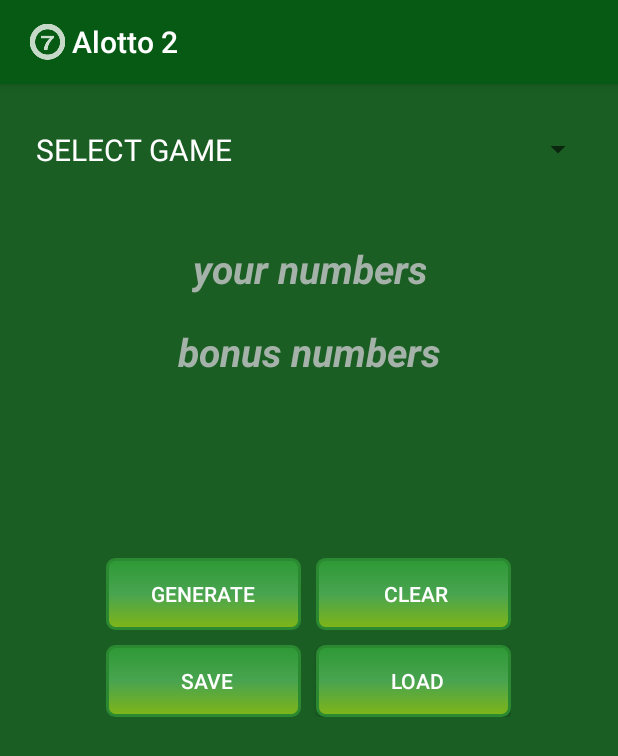
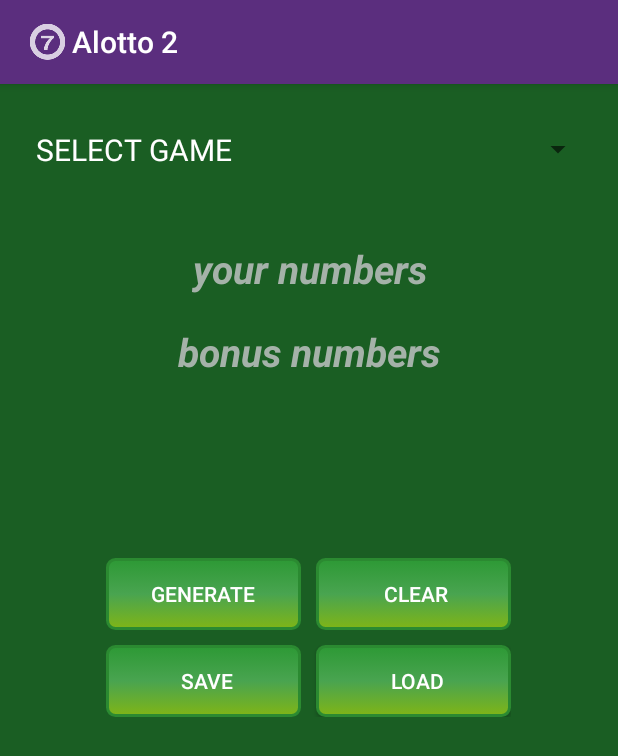
Before and after one commit to kpbender/Alotto2, an Android app: the screen it shows after launch (MainActivity), on a phone screen of 412 x 824 dp. Shown: the top 756 px of the screen. Run offline under Robolectric (Android 15) with nearby library versions, the phone set to English and light mode, and no system bars.

```diff
--- a/app/src/main/res/values/colors.xml
+++ b/app/src/main/res/values/colors.xml
@@ -1,6 +1,6 @@
 <?xml version="1.0" encoding="utf-8"?>
 <resources>
-    <color name="colorPrimary">#065a14</color>
+    <color name="colorPrimary">#5b2e7e</color>
     <color name="colorPrimaryDark">#303F9F</color>
-    <color name="colorAccent">#FF4081</color>
+    <color name="colorAccent">#e7e4e5</color>
 </resources>
```
